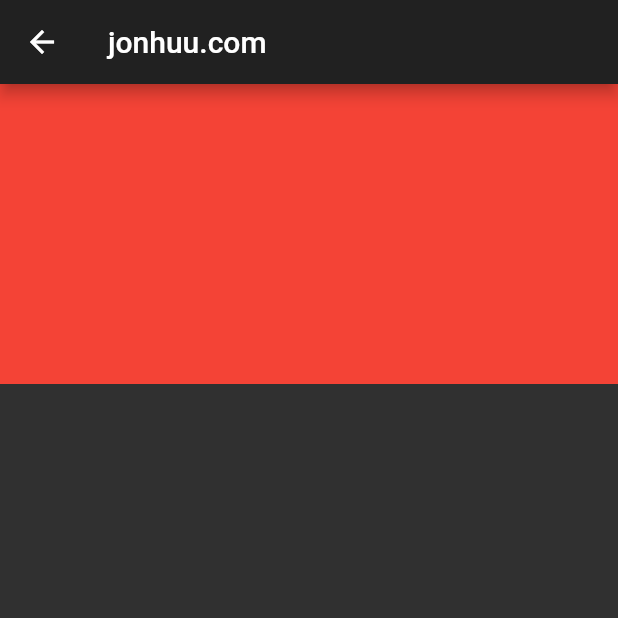
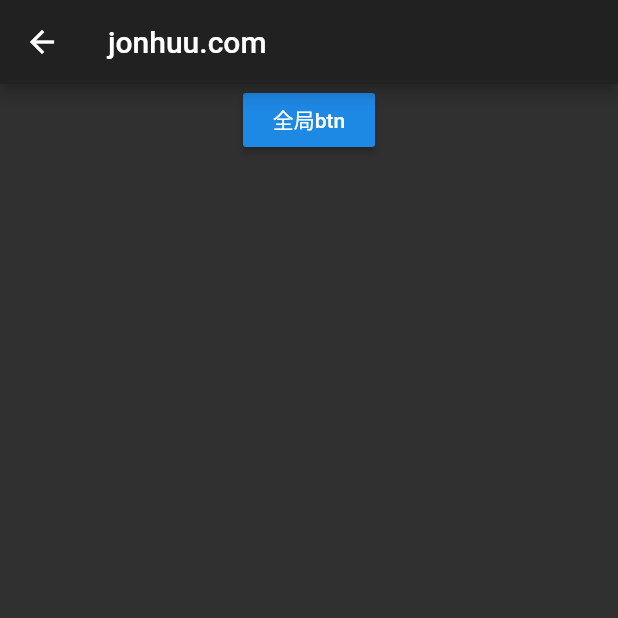
Before and after one commit to tec8297729/jh_debug, a Flutter app: the DetailsPage screen opened by its route, on a phone screen of 412 x 824 dp, the top half of it. Run offline on Flutter 3.47's test engine with Material 2 defaults, Android fonts, the phone set to English and light mode, and no system bars; our stand-ins replace fluttertoast; statements that could not run were skipped.

Commit message:
调试tips

```diff
--- a/example/lib/DetailsPage.dart
+++ b/example/lib/DetailsPage.dart
@@ -1,22 +1,47 @@
 import 'package:flutter/material.dart';
+import 'package:jh_debug/jh_debug.dart';
 
-class DetailsPage extends StatelessWidget {
+class DetailsPage extends StatefulWidget {
+  @override
+  _DetailsPageState createState() => _DetailsPageState();
+}
+
+class _DetailsPageState extends State<DetailsPage> {
+  @override
+  void initState() {
+    super.initState();
+    jhDebug.init(
+      context: context,
+      hideCustomTab: false,
+      btnTap1: () {
+        print('点击第一个按钮');
+      },
+      btnTap2: () {
+        print('${jhDebug.getPrintLogAll}');
+      },
+      customTabTitle: '自定义tab专栏',
+      customTabWidget: Container(
+        child: Text('data'),
+      ),
+      // customBottomWidge: Container(
+      //   child: Text('自定义按钮区域'),
+      // ),
+    );
+  }
+
   @override
   Widget build(BuildContext context) {
     return Scaffold(
       appBar: AppBar(title: Text('jonhuu.com')),
       // 这里需要说明。最外层还有在套Row这类组件，外层也是要使用撑开组件的
-      body: Row(
+      body: Column(
         children: <Widget>[
-          Expanded(
-            flex: 1,
-            child: ListView.builder(
-              itemCount: 2,
-              itemBuilder: (context, index) {
-                return Container(
-                  height: 100,
-                  color: Colors.red,
-                );
+          Center(
+            child: RaisedButton(
+              child: Text('全局btn'),
+              onPressed: () {
+                jhDebug.showDebugBtn();
+                // showDebugBtn();
               },
             ),
           ),
--- a/lib/components/JhToast/JhToast.dart
+++ b/lib/components/JhToast/JhToast.dart
@@ -41,7 +41,7 @@ class JhToast {
 
   /// 上下边距
   static double _pdVertical;
-  static void showToast(
+  static Future<bool> showToast(
     BuildContext context, {
     //显示的文本
     String msg,
@@ -109,7 +109,7 @@ class JhToast {
 
     /// 等待时间
     await Future.delayed(Duration(milliseconds: _showTime));
-    // 2秒后 到底消失不消失
+    // 2秒后消失
     if (DateTime.now().difference(_startedTime).inMilliseconds >= _showTime) {
       _showing = false;
       _overlayEntry.markNeedsBuild();
@@ -117,6 +117,7 @@ class JhToast {
       _overlayEntry.remove();
       _overlayEntry = null;
     }
+    return true;
   }
 
   // toast绘制
--- a/lib/constants/jh_constants.dart
+++ b/lib/constants/jh_constants.dart
@@ -3,6 +3,7 @@ import '../interface/main_interface.dart';
 class JhConstants {
   static const PrintLogKey = 'jhPrintLogKey';
   static const DebugLogKey = 'jhDebugLogKey';
+  static const ERROR_TIPS_PREFIX = 'jh_debug错误：';
 
   /// print日志数量
   static const int PRINT_RECORD = 50;
--- a/lib/page/components/PrintTab/PrintTab.dart
+++ b/lib/page/components/PrintTab/PrintTab.dart
@@ -15,7 +15,7 @@ class _PrintTabState extends State<PrintTab> {
   // 复制当前点击元素文本内容
   void copyClickItemData(int dataIndex) async {
     List<String> printLogList = jhDebug.getPrintLogAll;
-    await JhUtils.copyText(printLogList[dataIndex - 1]);
+    await JhUtils.copyText(printLogList[dataIndex - 1], context: context);
     setState(() {
       currentIdx = dataIndex;
     });
--- a/pubspec.yaml
+++ b/pubspec.yaml
@@ -9,7 +9,7 @@ environment:
 dependencies:
   flutter:
     sdk: flutter
-# sqflite: ^1.2.1
+  fluttertoast: ^7.1.1
 
 dev_dependencies:
   flutter_test:
```
Also changed, not shown: example/lib/TestPage.dart (+0 -22 lines), lib/index.dart (+9 -4 lines), lib/utils/utls.dart (+16 -6 lines).
